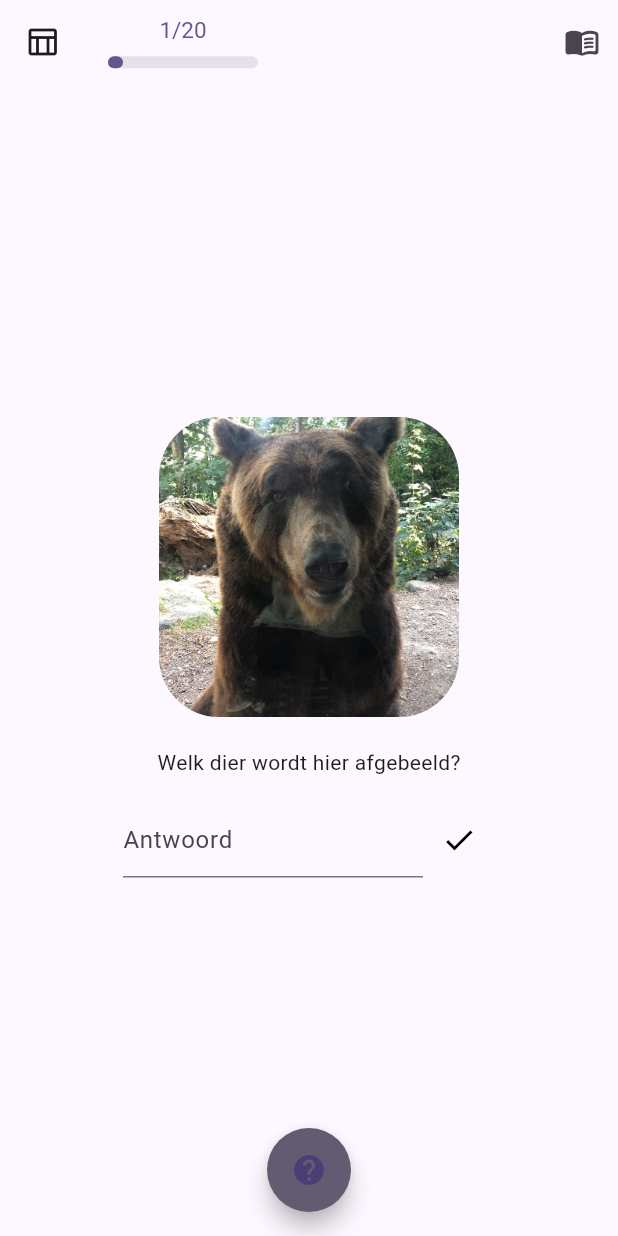
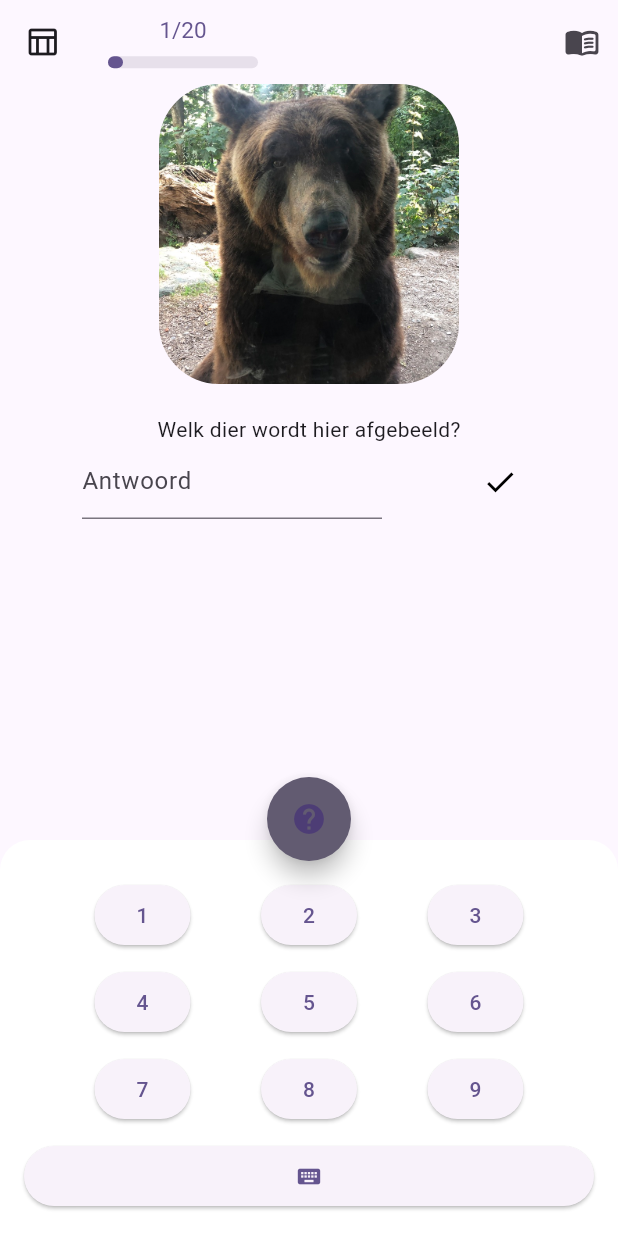
Before and after one commit to pashioya/tiptong, a Flutter app: the screen it shows after launch, after a tap on the "help" icon, on a phone screen of 412 x 824 dp. Run offline on Flutter 3.47's test engine with Material 3 defaults, Android fonts, the light colour scheme and no system bars.

Commit message:
hint keyboard and re structured layout

```diff
--- a/lib/main.dart
+++ b/lib/main.dart
@@ -1,4 +1,5 @@
 import 'package:flutter/material.dart';
+import 'package:tiptong/src/widgets/hint_keyboard.dart';
 import 'package:tiptong/src/widgets/progress-bar.dart';
 
 void main() {
@@ -34,12 +35,11 @@ class MyHomePage extends StatefulWidget {
 class _MyHomePageState extends State<MyHomePage> {
   int currentProgress = 1; // Initialize with a default value
   int totalProgress = 20; // Initialize with a default value
+  bool _isHintKeyboardVisible = false; // Tracks visibility of the hint keyboard
 
-  void incrementCounter() {
+  void toggleHintKeyboard() {
     setState(() {
-      if (currentProgress < totalProgress) {
-        currentProgress++; // Increment progress until it reaches the total
-      }
+      _isHintKeyboardVisible = !_isHintKeyboardVisible;
     });
   }
 
@@ -120,9 +120,9 @@ class _MyHomePageState extends State<MyHomePage> {
           ),
         ],
       ),
-      body: Center(
-        child: Column(
-          mainAxisAlignment: MainAxisAlignment.center,
+      body: Stack(
+        children: [
+          Column(
             children: <Widget>[
               GestureDetector(
                 onTap: () {
@@ -143,10 +143,8 @@ class _MyHomePageState extends State<MyHomePage> {
               const Text(
                 'Welk dier wordt hier afgebeeld?',
               ),
-            Padding(
-              padding: const EdgeInsets.all(17.0),
-              child: Row(
-                mainAxisSize: MainAxisSize.min,
+              Row(
+                mainAxisAlignment: MainAxisAlignment.spaceEvenly,
                 children: [
                   SizedBox(
                     width: 200,
@@ -169,19 +167,36 @@ class _MyHomePageState extends State<MyHomePage> {
                   ),
                 ],
               ),
-            )
             ],
           ),
+          // The animated hint keyboard at the bottom
+          AnimatedPositioned(
+            duration: const Duration(milliseconds: 300),
+            curve: Curves.easeInOut,
+            bottom: _isHintKeyboardVisible ? 0 : -300, // Push up or down
+            left: 0,
+            right: 0,
+            child: const HintKeyboard(), // Your custom keyboard widget
           ),
-      floatingActionButton: FloatingActionButton(
+          // The animated help button above the hint keyboard
+          AnimatedPositioned(
+            duration: const Duration(milliseconds: 300),
+            curve: Curves.easeInOut,
+            bottom:
+                _isHintKeyboardVisible ? 250 : 16, // Moves above the keyboard
+            left: MediaQuery.of(context).size.width / 2 -
+                28, // Center horizontally
+            child: FloatingActionButton(
               shape: const CircleBorder(),
               onPressed: () {
-          // incrementCounter();
+                toggleHintKeyboard(); // Show/hide the hint keyboard
               },
               backgroundColor: Theme.of(context).colorScheme.secondary,
               child: const Icon(Icons.help),
             ),
-      floatingActionButtonLocation: FloatingActionButtonLocation.centerFloat,
+          ),
+        ],
+      ),
     );
   }
 }
--- /dev/null
+++ b/lib/src/widgets/hint_keyboard.dart
@@ -0,0 +1,88 @@
+import 'package:flutter/material.dart';
+
+class HintKeyboard extends StatelessWidget {
+  const HintKeyboard({super.key});
+
+  @override
+  Widget build(BuildContext context) {
+    return Container(
+      padding: const EdgeInsets.all(16.0),
+      decoration: const BoxDecoration(
+        color: Colors.white,
+        borderRadius: BorderRadius.vertical(
+          top: Radius.circular(20),
+        ),
+      ),
+      child: Column(
+        children: [
+          const SizedBox(height: 10),
+          Row(
+            mainAxisAlignment: MainAxisAlignment.spaceEvenly,
+            children: [
+              ElevatedButton(
+                onPressed: () {},
+                child: const Text('1'),
+              ),
+              ElevatedButton(
+                onPressed: () {},
+                child: const Text('2'),
+              ),
+              ElevatedButton(
+                onPressed: () {},
+                child: const Text('3'),
+              ),
+            ],
+          ),
+          const SizedBox(height: 10),
+          Row(
+            mainAxisAlignment: MainAxisAlignment.spaceEvenly,
+            children: [
+              ElevatedButton(
+                onPressed: () {},
+                child: const Text('4'),
+              ),
+              ElevatedButton(
+                onPressed: () {},
+                child: const Text('5'),
+              ),
+              ElevatedButton(
+                onPressed: () {},
+                child: const Text('6'),
+              ),
+            ],
+          ),
+          const SizedBox(height: 10),
+          Row(
+            mainAxisAlignment: MainAxisAlignment.spaceEvenly,
+            children: [
+              ElevatedButton(
+                onPressed: () {},
+                child: const Text('7'),
+              ),
+              ElevatedButton(
+                onPressed: () {},
+                child: const Text('8'),
+              ),
+              ElevatedButton(
+                onPressed: () {},
+                child: const Text('9'),
+              ),
+            ],
+          ),
+          const SizedBox(height: 10),
+          Row(
+            mainAxisAlignment: MainAxisAlignment.spaceEvenly,
+            children: [
+              Expanded(
+                child: ElevatedButton(
+                  onPressed: () {},
+                  child: const Icon(Icons.keyboard),
+                ),
+              ),
+            ],
+          ),
+        ],
+      ),
+    );
+  }
+}
```
Lines whose indentation alone changed are shown as unchanged.
